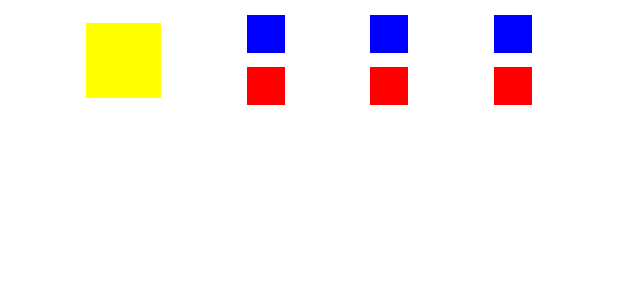
After one commit to DaniyarS/My-Compose-Application, an Android app built with Jetpack Compose: the @Preview function InstagramProfileCard, on a phone screen of 412 x 824 dp. The commit adds this screen. Shown: the top 300 px of the screen. Run offline under Robolectric (Android 15) with nearby library versions, the phone set to English and light mode, and no system bars.

Commit message:
instagram card

```diff
--- /dev/null
+++ b/app/src/main/java/com/dslam/mycomposeapplication/ui/theme/InstagramProfileCard.kt
@@ -0,0 +1,63 @@
+package com.dslam.mycomposeapplication.ui.theme
+
+import androidx.compose.foundation.background
+import androidx.compose.foundation.layout.Arrangement
+import androidx.compose.foundation.layout.Box
+import androidx.compose.foundation.layout.Column
+import androidx.compose.foundation.layout.Row
+import androidx.compose.foundation.layout.fillMaxWidth
+import androidx.compose.foundation.layout.height
+import androidx.compose.foundation.layout.size
+import androidx.compose.foundation.layout.width
+import androidx.compose.runtime.Composable
+import androidx.compose.ui.Alignment
+import androidx.compose.ui.Modifier
+import androidx.compose.ui.graphics.Color
+import androidx.compose.ui.tooling.preview.Preview
+import androidx.compose.ui.unit.dp
+
+@Preview
+@Composable
+fun InstagramProfileCard() {
+    Row(
+        modifier = Modifier
+            .fillMaxWidth(),
+        horizontalArrangement = Arrangement.SpaceEvenly,
+        verticalAlignment = Alignment.CenterVertically
+    ) {
+        Box(
+            modifier = Modifier
+                .width(50.dp)
+                .height(50.dp)
+                .background(color = Color.Yellow)
+        ) {
+
+        }
+
+        TwoBoxes()
+        TwoBoxes()
+        TwoBoxes()
+    }
+}
+
+@Composable
+private fun TwoBoxes() {
+    Column(
+        modifier = Modifier
+            .height(80.dp),
+        horizontalAlignment = Alignment.CenterHorizontally,
+        verticalArrangement = Arrangement.SpaceEvenly
+    ) {
+        Box(
+            modifier = Modifier
+                .size(25.dp)
+                .background(color = Color.Blue)
+        )
+
+        Box(
+            modifier = Modifier
+                .size(25.dp)
+                .background(color = Color.Red)
+        )
+    }
+}
```
Also changed, not shown: app/src/main/java/com/dslam/mycomposeapplication/MainActivity.kt (+31 -24 lines).
